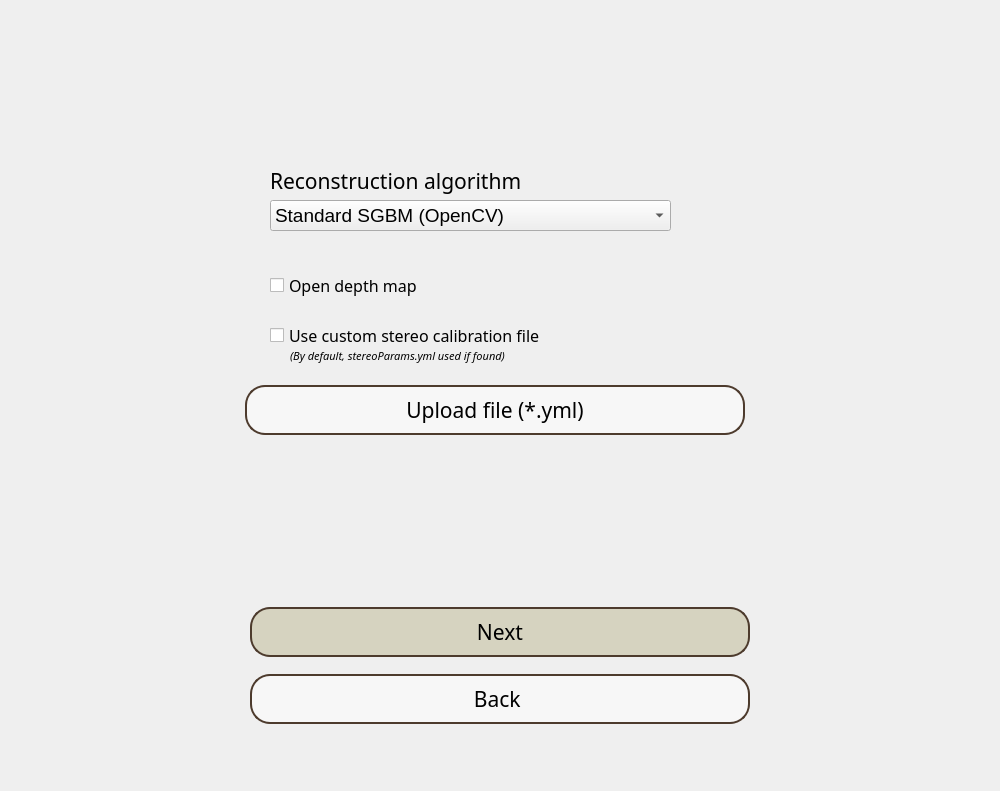
Before: the Qt Designer form Rekon - Stereo Reconstruction.ui in MaraHermeneanu/Licenta-GUI, drawn with Qt 5.
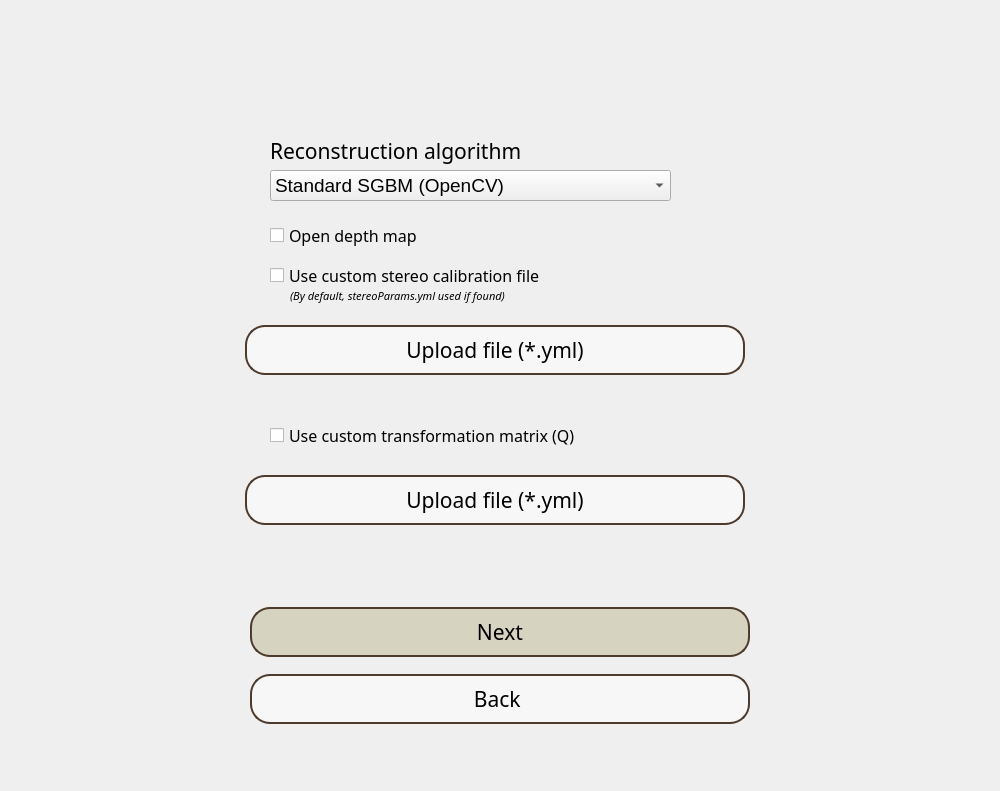
After: the same form once the commit is applied. Icons and pictures are not drawn.

```diff
--- a/Rekon - Stereo Reconstruction.ui
+++ b/Rekon - Stereo Reconstruction.ui
@@ -154,7 +154,7 @@
     <property name="geometry">
      <rect>
       <x>20</x>
-      <y>370</y>
+      <y>310</y>
       <width>951</width>
       <height>80</height>
      </rect>
@@ -204,8 +204,8 @@
     <property name="geometry">
      <rect>
       <x>270</x>
-      <y>320</y>
-      <width>291</width>
+      <y>260</y>
+      <width>671</width>
       <height>31</height>
      </rect>
     </property>
@@ -223,7 +223,7 @@
     <property name="geometry">
      <rect>
       <x>290</x>
-      <y>340</y>
+      <y>280</y>
       <width>621</width>
       <height>31</height>
      </rect>
@@ -243,7 +243,7 @@
     <property name="geometry">
      <rect>
       <x>260</x>
-      <y>440</y>
+      <y>380</y>
       <width>471</width>
       <height>20</height>
      </rect>
@@ -266,7 +266,7 @@
     <property name="geometry">
      <rect>
       <x>270</x>
-      <y>270</y>
+      <y>220</y>
       <width>291</width>
       <height>31</height>
      </rect>
@@ -285,7 +285,7 @@
     <property name="geometry">
      <rect>
       <x>270</x>
-      <y>160</y>
+      <y>130</y>
       <width>621</width>
       <height>41</height>
      </rect>
@@ -305,7 +305,7 @@
     <property name="geometry">
      <rect>
       <x>270</x>
-      <y>200</y>
+      <y>170</y>
       <width>401</width>
       <height>31</height>
      </rect>
@@ -326,6 +326,98 @@
      </property>
     </item>
    </widget>
+   <widget class="QCheckBox" name="oCustomQCb">
+    <property name="geometry">
+     <rect>
+      <x>270</x>
+      <y>420</y>
+      <width>661</width>
+      <height>31</height>
+     </rect>
+    </property>
+    <property name="font">
+     <font>
+      <family>Century Gothic</family>
+      <pointsize>12</pointsize>
+     </font>
+    </property>
+    <property name="text">
+     <string>Use custom transformation matrix (Q)</string>
+    </property>
+   </widget>
+   <widget class="QWidget" name="gridLayoutWidget_5">
+    <property name="geometry">
+     <rect>
+      <x>20</x>
+      <y>460</y>
+      <width>951</width>
+      <height>80</height>
+     </rect>
+    </property>
+    <layout class="QGridLayout" name="oCalibrFilesLayout_2">
+     <item row="0" column="0">
+      <widget class="QPushButton" name="oCustomQBtn">
+       <property name="minimumSize">
+        <size>
+         <width>250</width>
+         <height>0</height>
+        </size>
+       </property>
+       <property name="maximumSize">
+        <size>
+         <width>500</width>
+         <height>50</height>
+        </size>
+       </property>
+       <property name="font">
+        <font>
+         <family>Century Gothic</family>
+         <pointsize>16</pointsize>
+        </font>
+       </property>
+       <property name="styleSheet">
+        <string notr="true">#oCustomQBtn {
+border-radius:20px;
+background-color:rgba(255, 255, 255, 0.5);
+border: 2px solid rgb(77, 59, 45);
+}
+#oUploadBtn:hover{
+	background-color: rgba(0, 0, 0, 0.3);
+	color: rgb(255, 255, 255);
+	border: 2px solid rgb(0, 0, 0);
+}
+</string>
+       </property>
+       <property name="text">
+        <string>Upload file (*.yml)</string>
+       </property>
+      </widget>
+     </item>
+    </layout>
+   </widget>
+   <widget class="QLabel" name="sQFilePath">
+    <property name="geometry">
+     <rect>
+      <x>260</x>
+      <y>530</y>
+      <width>471</width>
+      <height>20</height>
+     </rect>
+    </property>
+    <property name="font">
+     <font>
+      <family>Century Gothic</family>
+      <pointsize>11</pointsize>
+      <italic>true</italic>
+     </font>
+    </property>
+    <property name="styleSheet">
+     <string notr="true">color: rgb(184, 181, 165)</string>
+    </property>
+    <property name="text">
+     <string/>
+    </property>
+   </widget>
   </widget>
  </widget>
  <resources/>
```
